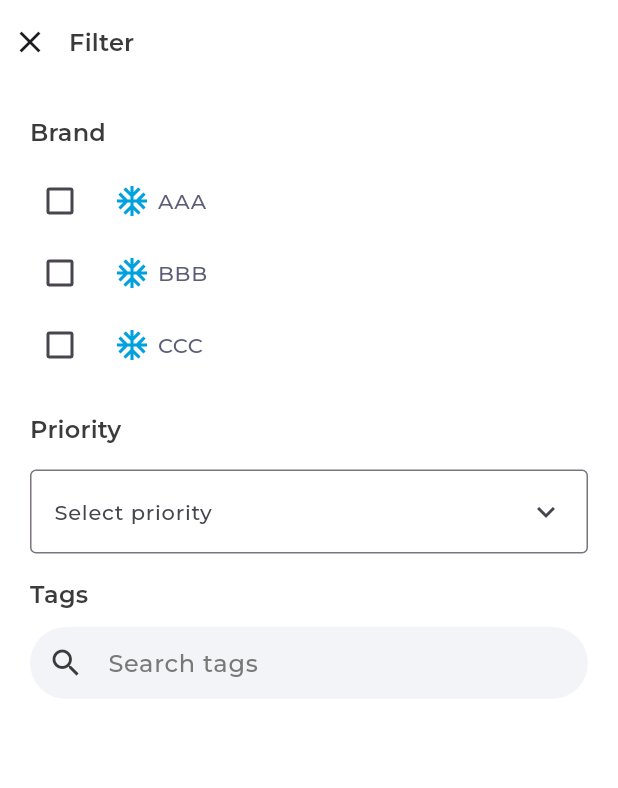
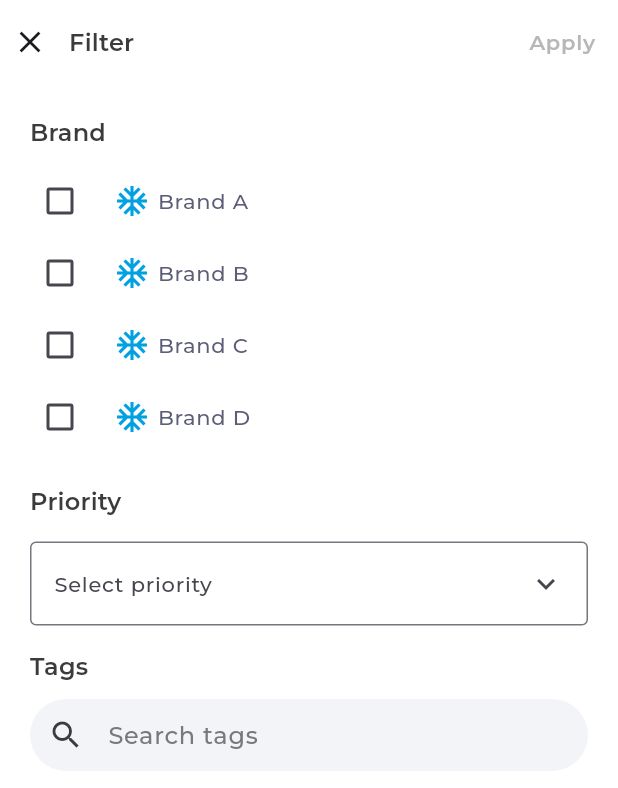
Before and after one commit to Neloy-SWE/gsl-task, a Flutter app: the FilterScreen screen opened directly, on a phone screen of 412 x 824 dp. Shown: the top 788 px of the screen. Run offline on Flutter 3.47's test engine with Material 3 defaults, Android fonts, the phone set to English and light mode, and no system bars; our stand-ins replace flutter_riverpod; accounts and stored records are empty.

Commit message:
filter data show implementation added

```diff
--- a/lib/utilities/app_json_path.dart
+++ b/lib/utilities/app_json_path.dart
@@ -7,4 +7,6 @@ class AppJsonPath{
   static const String ticketJson = "assets/jsons/ticket.json";
   static const String contactJson = "assets/jsons/contact.json";
   static const String profileJson = "assets/jsons/profile.json";
+  static const String brandJson = "assets/jsons/brand.json";
+  static const String priorityJson = "assets/jsons/priority.json";
 }
--- a/lib/utilities/app_text.dart
+++ b/lib/utilities/app_text.dart
@@ -40,4 +40,5 @@ class AppText {
   static const String manager = "Manager";
   static const String logout = "Log out";
   static const String tryAgainLater = "Try again later!";
+  static const String apply = "Apply";
 }
--- a/lib/views/custom_widgets/custom_appbar.dart
+++ b/lib/views/custom_widgets/custom_appbar.dart
@@ -5,6 +5,7 @@
 
 import 'package:flutter/material.dart';
 import 'package:gsl_task/utilities/app_color.dart';
+import 'package:gsl_task/utilities/app_font.dart';
 import 'package:gsl_task/utilities/app_size.dart';
 import 'package:gsl_task/utilities/app_text.dart';
 
@@ -57,12 +58,21 @@ class CustomAppbar {
         AppText.filter,
         style: Theme.of(context).textTheme.titleMedium,
       ),
+
+      actions: [
+        Text(
+          AppText.apply,
+          style: Theme.of(context).textTheme.bodyLarge!.copyWith(
+            color: AppColor.colorTextTicketID,
+            fontFamily: AppFont.font600,
+          ),
+        ),
+        AppSize.gapW15,
+      ],
     );
   }
 
   static profile() {
-    return AppBar(
-      title: Text(AppText.myProfile),
-    );
+    return AppBar(title: Text(AppText.myProfile));
   }
 }
--- a/lib/views/screens/screen_contact.dart
+++ b/lib/views/screens/screen_contact.dart
@@ -42,13 +42,9 @@ class _ContactScreenState extends ConsumerState<ContactScreen> {
   @override
   Widget build(BuildContext context) {
     contacts = ref.watch(saveContactPreference).contacts;
-    if (!searchStart){
-      print("Hello");
+    if (!searchStart) {
       searchContacts = ref.watch(saveContactPreference).contacts;
-      searchStart = true;
     }
-
-
     return ref.watch(saveContactPreference).buildStatus == AppConstant.loading
         ? Center(child: CircularProgressIndicator(color: Colors.black))
         : ref.watch(saveContactPreference).buildStatus == AppConstant.success
@@ -63,7 +59,11 @@ class _ContactScreenState extends ConsumerState<ContactScreen> {
               textInputAction: TextInputAction.search,
               prefix: Icons.search,
               onChanged: (value) {
-                  final tempContacts = contacts.where((element) {
+                if (!searchStart) {
+                  searchStart = true;
+                }
+                final tempContacts =
+                    contacts.where((element) {
                       final contactTextLowerCase = element.name!.toLowerCase();
                       final search = value.toLowerCase();
                       return contactTextLowerCase.contains(search);
@@ -72,7 +72,7 @@ class _ContactScreenState extends ConsumerState<ContactScreen> {
                   print(searchContacts);
                   searchContacts = tempContacts;
                 });
-                }
+              },
             ),
             AppSize.gapH20,
 
--- a/lib/views/screens/screen_filter.dart
+++ b/lib/views/screens/screen_filter.dart
@@ -6,7 +6,13 @@
 import 'dart:collection';
 
 import 'package:flutter/material.dart';
+import 'package:flutter_riverpod/flutter_riverpod.dart';
+import 'package:gsl_task/managers/filter/brand/manager_brand.dart';
+import 'package:gsl_task/managers/filter/priority/manager_priority.dart';
+import 'package:gsl_task/networks/model/model_brand.dart';
+import 'package:gsl_task/networks/model/model_priority.dart';
 import 'package:gsl_task/utilities/app_color.dart';
+import 'package:gsl_task/utilities/app_constant.dart';
 import 'package:gsl_task/utilities/app_size.dart';
 import 'package:gsl_task/utilities/app_text.dart';
 import 'package:gsl_task/views/custom_widgets/custom_appbar.dart';
@@ -15,40 +21,29 @@ import 'package:gsl_task/views/custom_widgets/cutom_tag_container.dart';
 
 typedef MenuEntry = DropdownMenuEntry<String>;
 
-class FilterScreen extends StatefulWidget {
+class FilterScreen extends ConsumerStatefulWidget {
   const FilterScreen({super.key});
 
   @override
-  State<FilterScreen> createState() => _FilterScreenState();
+  ConsumerState<FilterScreen> createState() => _FilterScreenState();
 }
 
-class _FilterScreenState extends State<FilterScreen> {
-  List<Brands> brands = [
-    Brands(id: 1, value: false, title: "AAA"),
-    Brands(id: 2, value: false, title: "BBB"),
-    Brands(id: 3, value: false, title: "CCC"),
-  ];
-
+class _FilterScreenState extends ConsumerState<FilterScreen> {
+  List<BrandModel> brands = [];
   List<String> brandsName = [];
-
-  static final List<String> priorities = [
-    "Priority 1",
-    "Priority 2",
-    "Priority 3",
-    "Priority 4",
-  ];
-
-  static final List<MenuEntry> priorityEntries =
-      UnmodifiableListView<MenuEntry>(
-        priorities.map<MenuEntry>(
-          (String name) => MenuEntry(value: name, label: name),
-        ),
-      );
-
+  List<PriorityModel> priorities = [];
   String priority = "";
   List<String> tags = [];
+  late List<MenuEntry> priorityEntries;
 
   TextEditingController searchTagController = TextEditingController();
+
+  @override
+  void initState() {
+    ref.read(saveBrandPreference.notifier).buildList();
+    ref.read(savePriorityPreference.notifier).buildList();
+    super.initState();
+  }
 
   @override
   void dispose() {
@@ -58,13 +53,30 @@ class _FilterScreenState extends State<FilterScreen> {
 
   @override
   Widget build(BuildContext context) {
+    brands = ref.watch(saveBrandPreference).brands;
+    priorities = ref.watch(savePriorityPreference).priorities;
+    if (ref.watch(savePriorityPreference).buildStatus == AppConstant.success) {
+      priorityEntries = UnmodifiableListView<MenuEntry>(
+        priorities.map<MenuEntry>(
+          (value) => MenuEntry(value: value.priority!, label: value.priority!),
+        ),
+      );
+    }
+
     return Scaffold(
       appBar: CustomAppbar.filter(context: context),
-      body: ListView(
+      body:
+          _getBuildStatus() == AppConstant.loading
+              ? Center(child: CircularProgressIndicator(color: Colors.black))
+              : _getBuildStatus() == AppConstant.success
+              ? ListView(
                 padding: AppSize.paddingAll20,
                 children: [
                   // brand check box:
-          Text(AppText.brand, style: Theme.of(context).textTheme.titleMedium),
+                  Text(
+                    AppText.brand,
+                    style: Theme.of(context).textTheme.titleMedium,
+                  ),
                   AppSize.gapH10,
                   Column(
                     children: List.generate(
@@ -81,10 +93,9 @@ class _FilterScreenState extends State<FilterScreen> {
                             ),
                             AppSize.gapW05,
                             Text(
-                      brands[index].title,
-                      style: Theme.of(context).textTheme.bodyLarge!.copyWith(
-                        color: AppColor.colorTextCheckbox,
-                      ),
+                              brands[index].name!,
+                              style: Theme.of(context).textTheme.bodyLarge!
+                                  .copyWith(color: AppColor.colorTextCheckbox),
                             ),
                           ],
                         ),
@@ -92,10 +103,10 @@ class _FilterScreenState extends State<FilterScreen> {
                         onChanged: (value) {
                           setState(() {
                             brands[index].value = value!;
-                    if (brandsName.contains(brands[index].title)) {
-                      brandsName.remove(brands[index].title);
+                            if (brandsName.contains(brands[index].name)) {
+                              brandsName.remove(brands[index].name);
                             } else {
-                      brandsName.add(brands[index].title);
+                              brandsName.add(brands[index].name!);
                             }
                           });
                         },
@@ -125,7 +136,10 @@ class _FilterScreenState extends State<FilterScreen> {
                   AppSize.gapH15,
 
                   // tags:
-          Text(AppText.tags, style: Theme.of(context).textTheme.titleMedium),
+                  Text(
+                    AppText.tags,
+                    style: Theme.of(context).textTheme.titleMedium,
+                  ),
                   AppSize.gapH10,
                   CustomTextField.search(
                     context: context,
@@ -159,15 +173,27 @@ class _FilterScreenState extends State<FilterScreen> {
                     }),
                   ),
                 ],
+              )
+              : Center(
+                child: Text(
+                  AppText.tryAgainLater,
+                  textAlign: TextAlign.center,
+                  style: Theme.of(context).textTheme.titleLarge,
+                ),
               ),
     );
   }
+
+  String _getBuildStatus() {
+    if (ref.watch(saveBrandPreference).buildStatus == AppConstant.loading &&
+        ref.watch(savePriorityPreference).buildStatus == AppConstant.loading) {
+      return AppConstant.loading;
+    } else if (ref.watch(saveBrandPreference).buildStatus ==
+            AppConstant.success &&
+        ref.watch(savePriorityPreference).buildStatus == AppConstant.success) {
+      return AppConstant.success;
+    } else {
+      return AppConstant.error;
     }
-
-class Brands {
-  int id;
-  bool value;
-  String title;
-
-  Brands({required this.id, required this.value, required this.title});
   }
+}
```
Lines whose indentation alone changed are shown as unchanged.
